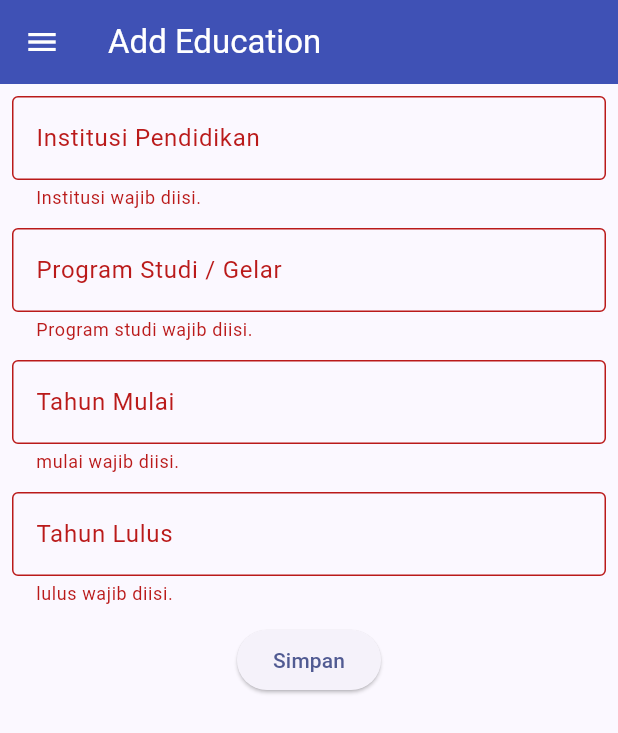
After one commit to faishalfy/myportofolio_mobile, a Flutter app: the EducationFormPage screen opened directly, after a tap on "Simpan", on a phone screen of 412 x 824 dp. The commit adds this screen. Shown: the top 733 px of the screen. Run offline on Flutter 3.47's test engine with Material 3 defaults, Android fonts, the phone set to English and light mode, and no system bars.

Commit message:
feat: add education portfolio form

```diff
--- a/lib/left_drawer.dart
+++ b/lib/left_drawer.dart
@@ -1,6 +1,7 @@
 import 'package:flutter/material.dart';
 import 'package:myportofolio_mobile/menu.dart';
 import 'package:myportofolio_mobile/project_form.dart';
+import 'package:myportofolio_mobile/screens/education_form.dart';
 
 class LeftDrawer extends StatelessWidget {
   const LeftDrawer({super.key});
@@ -12,6 +13,7 @@ class LeftDrawer extends StatelessWidget {
         children: [
           const DrawerHeader(
             decoration: BoxDecoration(color: Colors.indigo),
+            child: SingleChildScrollView(
               child: Column(
                 crossAxisAlignment: CrossAxisAlignment.start,
                 children: [
@@ -29,6 +31,7 @@ class LeftDrawer extends StatelessWidget {
                     style: TextStyle(fontSize: 15, color: Colors.white),
                   ),
                 ],
+              ),
             ),
           ),
           ListTile(
@@ -56,6 +59,19 @@ class LeftDrawer extends StatelessWidget {
               );
             },
           ),
+          ListTile(
+            leading: const Icon(Icons.school_outlined),
+            title: const Text('Add Education'),
+            onTap: () {
+              Navigator.pop(context);
+              Navigator.push(
+                context,
+                MaterialPageRoute(
+                  builder: (context) => const EducationFormPage(),
+                ),
+              );
+            },
+          ),
         ],
       ),
     );
--- /dev/null
+++ b/lib/screens/education_form.dart
@@ -0,0 +1,141 @@
+import 'package:flutter/material.dart';
+import 'package:myportofolio_mobile/left_drawer.dart';
+
+class EducationFormPage extends StatefulWidget {
+  const EducationFormPage({super.key});
+
+  @override
+  State<EducationFormPage> createState() => _EducationFormPageState();
+}
+
+class _EducationFormPageState extends State<EducationFormPage> {
+  final _formKey = GlobalKey<FormState>();
+  final _institutionController = TextEditingController();
+  final _programController = TextEditingController();
+  final _startYearController = TextEditingController();
+  final _graduationYearController = TextEditingController();
+
+  @override
+  void dispose() {
+    _institutionController.dispose();
+    _programController.dispose();
+    _startYearController.dispose();
+    _graduationYearController.dispose();
+    super.dispose();
+  }
+
+  String? _requiredText(String? value, String label) {
+    if (value == null || value.trim().isEmpty) return '$label wajib diisi.';
+    if (value.trim().length > 100) return '$label maksimal 100 karakter.';
+    return null;
+  }
+
+  String? _validateYear(String? value, String label) {
+    if (value == null || value.trim().isEmpty) return '$label wajib diisi.';
+    final year = int.tryParse(value.trim());
+    if (year == null || year < 1900 || year > DateTime.now().year + 10) {
+      return 'Masukkan tahun $label yang valid.';
+    }
+    return null;
+  }
+
+  void _submit() {
+    if (!_formKey.currentState!.validate()) return;
+    final startYear = int.parse(_startYearController.text.trim());
+    final graduationYear = int.parse(_graduationYearController.text.trim());
+
+    showDialog<void>(
+      context: context,
+      builder: (context) => AlertDialog(
+        title: const Text('Pendidikan berhasil ditambahkan!'),
+        content: Text(
+          'Institusi: ${_institutionController.text.trim()}\n'
+          'Program: ${_programController.text.trim()}\n'
+          'Tahun: $startYear–$graduationYear',
+        ),
+        actions: [
+          TextButton(
+            onPressed: () {
+              Navigator.pop(context);
+              _formKey.currentState!.reset();
+              _institutionController.clear();
+              _programController.clear();
+              _startYearController.clear();
+              _graduationYearController.clear();
+            },
+            child: const Text('OK'),
+          ),
+        ],
+      ),
+    );
+  }
+
+  @override
+  Widget build(BuildContext context) {
+    return Scaffold(
+      appBar: AppBar(
+        title: const Text('Add Education'),
+        backgroundColor: Colors.indigo,
+        foregroundColor: Colors.white,
+      ),
+      drawer: const LeftDrawer(),
+      body: Form(
+        key: _formKey,
+        child: SingleChildScrollView(
+          padding: const EdgeInsets.all(8),
+          child: Column(
+            children: [
+              TextFormField(
+                controller: _institutionController,
+                decoration: const InputDecoration(
+                  labelText: 'Institusi Pendidikan',
+                  border: OutlineInputBorder(),
+                ),
+                validator: (value) => _requiredText(value, 'Institusi'),
+              ),
+              const SizedBox(height: 12),
+              TextFormField(
+                controller: _programController,
+                decoration: const InputDecoration(
+                  labelText: 'Program Studi / Gelar',
+                  border: OutlineInputBorder(),
+                ),
+                validator: (value) => _requiredText(value, 'Program studi'),
+              ),
+              const SizedBox(height: 12),
+              TextFormField(
+                controller: _startYearController,
+                keyboardType: TextInputType.number,
+                decoration: const InputDecoration(
+                  labelText: 'Tahun Mulai',
+                  border: OutlineInputBorder(),
+                ),
+                validator: (value) => _validateYear(value, 'mulai'),
+              ),
+              const SizedBox(height: 12),
+              TextFormField(
+                controller: _graduationYearController,
+                keyboardType: TextInputType.number,
+                decoration: const InputDecoration(
+                  labelText: 'Tahun Lulus',
+                  border: OutlineInputBorder(),
+                ),
+                validator: (value) {
+                  final error = _validateYear(value, 'lulus');
+                  if (error != null) return error;
+                  if (int.parse(value!.trim()) <
+                      (int.tryParse(_startYearController.text.trim()) ?? 0)) {
+                    return 'Tahun lulus harus sesudah tahun mulai.';
+                  }
+                  return null;
+                },
+              ),
+              const SizedBox(height: 12),
+              ElevatedButton(onPressed: _submit, child: const Text('Simpan')),
+            ],
+          ),
+        ),
+      ),
+    );
+  }
+}
```
Also changed, not shown: lib/menu.dart (+11 -0 lines), 1 other file. Lines whose indentation alone changed are shown as unchanged.
